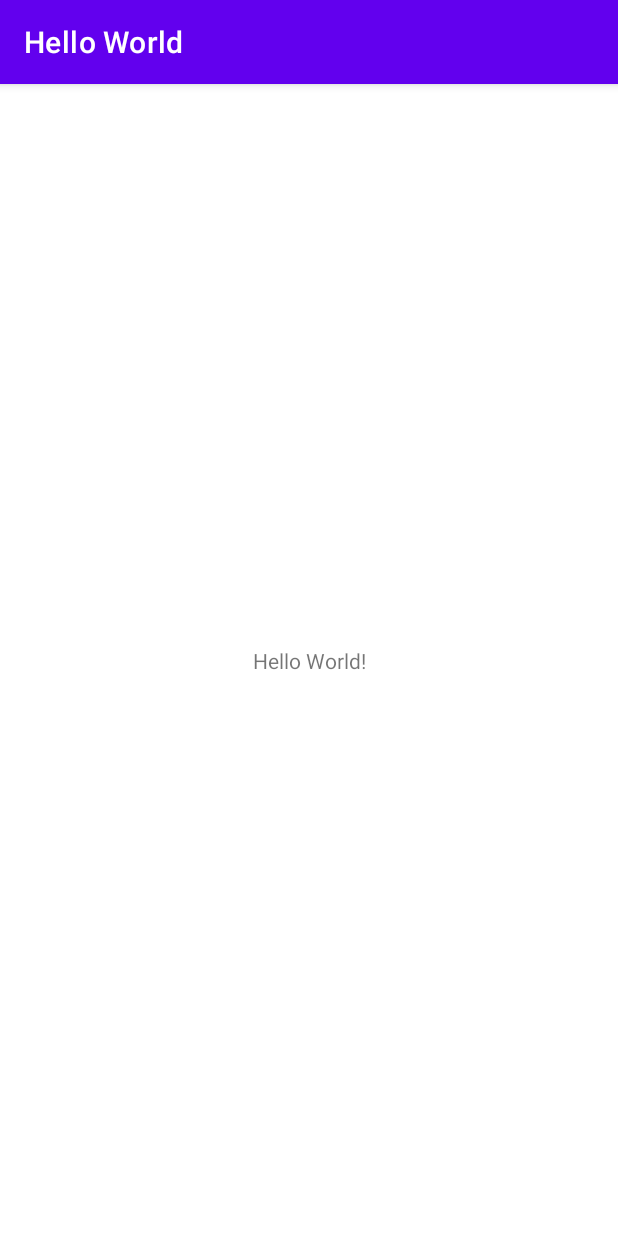
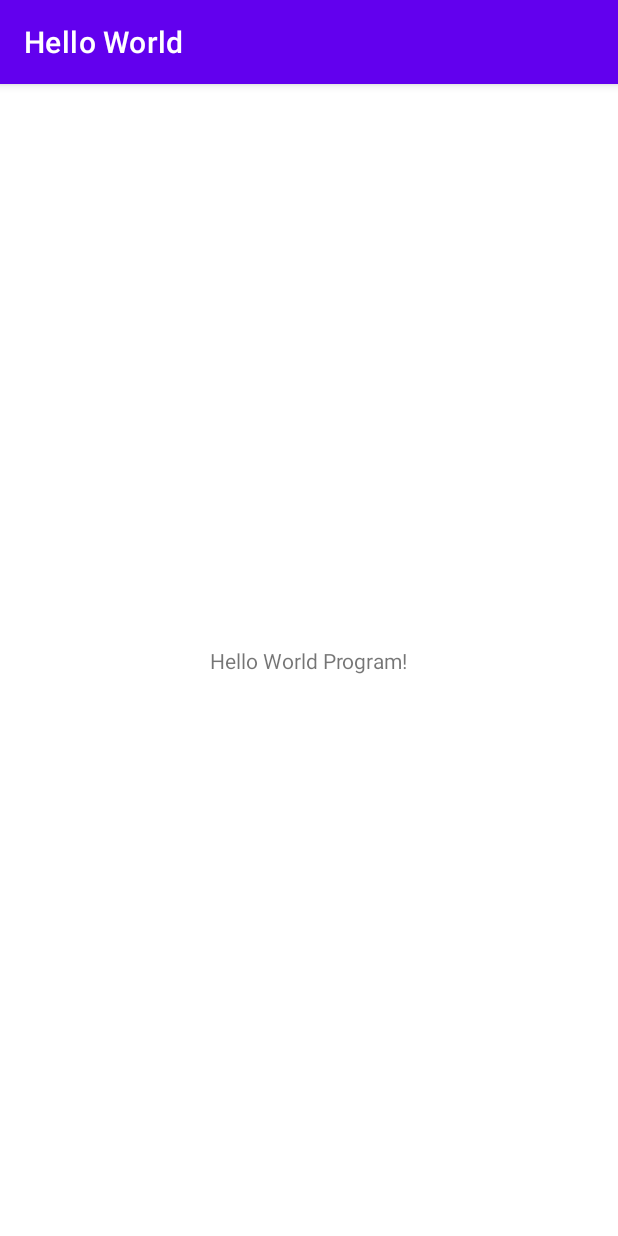
Before and after one commit to Arvind-Kumar5/Hello-World, an Android app: the screen it shows after launch (MainActivity), on a phone screen of 412 x 824 dp. Run offline under Robolectric (Android 15) with nearby library versions, the phone set to English and light mode, and no system bars.

Commit message:
Commit new line to Hello World

```diff
--- a/app/src/main/res/layout/activity_main.xml
+++ b/app/src/main/res/layout/activity_main.xml
@@ -9,7 +9,7 @@
     <TextView
         android:layout_width="wrap_content"
         android:layout_height="wrap_content"
-        android:text="Hello World!"
+        android:text="Hello World Program!"
         app:layout_constraintBottom_toBottomOf="parent"
         app:layout_constraintLeft_toLeftOf="parent"
         app:layout_constraintRight_toRightOf="parent"
```
